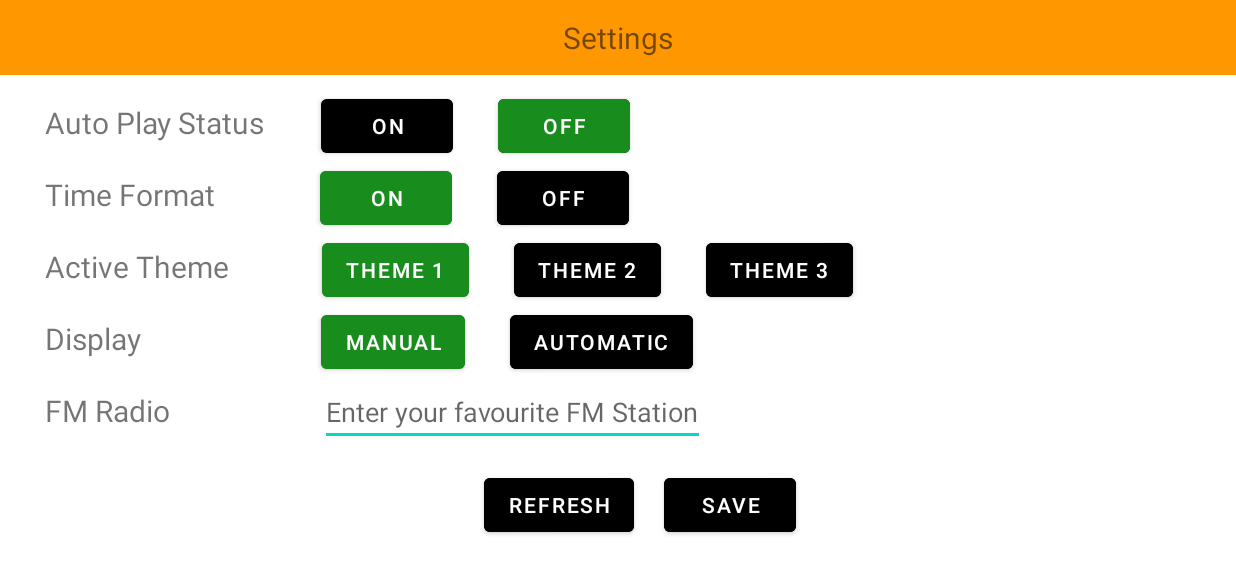
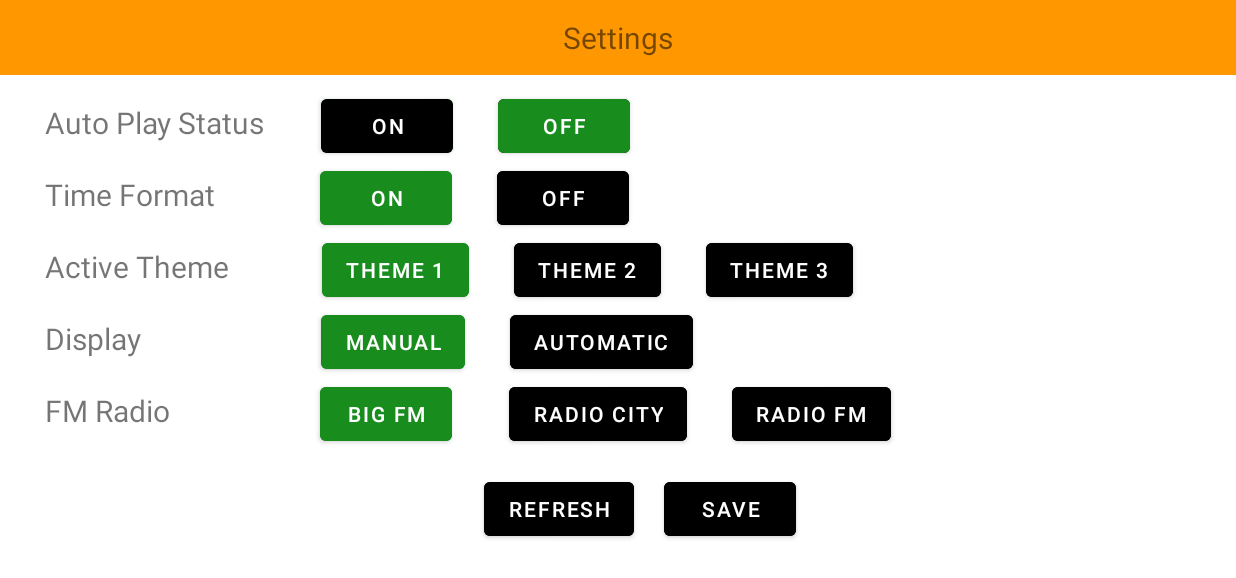
Before and after one commit to Ashwini-Suresh/PADEMO, an Android app: the screen it shows after launch (MainActivity), after a tap on "THEME 1", on a phone screen of 824 x 412 dp (held sideways). Shown: the top 578 px of the screen. Run offline under Robolectric (Android 15) with nearby library versions, the phone set to English and light mode, and no system bars; 2 other taps on this screen came first.

Commit message:
new commit

```diff
--- a/SettingsApplication/app/src/main/java/com/example/settingsapplication/MainAcitivityContract.java
+++ b/SettingsApplication/app/src/main/java/com/example/settingsapplication/MainAcitivityContract.java
@@ -10,6 +10,14 @@ public interface  MainAcitivityContract {
 
         void doSave(String msg);
         void doRefresh(String msg);
+        void setSettingsStatus(String settingsKey, String settingsValue);
+
+    }
+    interface MainActivityModel{
+
+        void setSettingsStatus(String settingsKey, String settingsValue);
+
     }
 
+
 }
--- a/SettingsApplication/app/src/main/java/com/example/settingsapplication/MainActivity.java
+++ b/SettingsApplication/app/src/main/java/com/example/settingsapplication/MainActivity.java
@@ -1,7 +1,23 @@
+/**
+ * @file        MainActivity.java
+ * @brief       This class handle all actions related to SettingsApplication.
+ *              This includes handling the view and presenter class and whole actions.
+ *
+ * @author      Ashwini.
+ */
 package com.example.settingsapplication;
 
+import static com.example.settingsapplication.Common.SettingsConstants.ACTIVE_THEME;
+import static com.example.settingsapplication.Common.SettingsConstants.AUTO_PLAY_STATUS;
+import static com.example.settingsapplication.Common.SettingsConstants.DISPLAY;
+import static com.example.settingsapplication.Common.SettingsConstants.FM;
+import static com.example.settingsapplication.Common.SettingsConstants.TIME_FORMAT;
+
 import androidx.appcompat.app.AppCompatActivity;
+import androidx.core.content.ContextCompat;
 
+import android.content.Context;
+import android.content.res.ColorStateList;
 import android.graphics.Color;
 import android.os.Bundle;
 import android.text.TextUtils;
@@ -12,173 +28,195 @@ import android.widget.Button;
 import android.widget.EditText;
 import android.widget.Toast;
 
-public class MainActivity extends AppCompatActivity implements MainAcitivityContract.View {
+import com.example.settingsapplication.Common.SettingsConstants;
 
+public class MainActivity extends AppCompatActivity implements MainAcitivityContract.View, View.OnClickListener {
+
+    /**
+     * @brief     This variable holds the value for presenter..
+     */
     MainAcitivityContract.Presenter presenter;
+
     EditText mFMStation;
-    Button mAutoPlayStatusON,mAutoplayStatusOFF,mTimeON,mTimeOFF,mTheme1,mTheme2,mTheme3,mDisplayManual,mDisplayAutomatic,mSave,mRefresh;
+    Button mAutoPlayStatusON, mAutoplayStatusOFF, mTimeON, mTimeOFF, mTheme1, mTheme2, mTheme3,
+            mDisplayManual, mDisplayAutomatic, mSave, mRefresh,mFM1,mFM2,mFM3;
 
     @Override
     protected void onCreate(Bundle savedInstanceState) {
         super.onCreate(savedInstanceState);
 
-        //hide taskbar
+        /**
+         * hide taskbar
+         */
         requestWindowFeature(Window.FEATURE_NO_TITLE);
-        this.getWindow().setFlags(WindowManager.LayoutParams.FLAG_FULLSCREEN,WindowManager.LayoutParams.FLAG_FULLSCREEN);
+        this.getWindow().setFlags(WindowManager.LayoutParams.FLAG_FULLSCREEN, WindowManager.LayoutParams.FLAG_FULLSCREEN);
         getSupportActionBar().hide();
         setContentView(R.layout.activity_main);
 
-        //creating presenter
-        presenter=new MainActivityPresenter(this);
+        /**
+         * @brief    creating presenter object
+         */
+        presenter = new MainActivityPresenter(this);
+
+        /**
+         * finding ui elements
+         */
+
+        mAutoPlayStatusON = (Button) findViewById(R.id.buttonAutoPlayStatusOn);
+        mAutoplayStatusOFF = (Button) findViewById(R.id.buttonAutoPlayStatusOff);
+        mTimeON = (Button) findViewById(R.id.buttonTimeOn);
+        mTimeOFF = (Button) findViewById(R.id.buttonTimeOFF);
+        mTheme1 = (Button) findViewById(R.id.buttonTheme1);
+        mTheme2 = (Button) findViewById(R.id.buttonTheme2);
+        mTheme3 = (Button) findViewById(R.id.buttonTheme3);
+        mDisplayAutomatic = (Button) findViewById(R.id.buttonDisplay_Automatic);
+        mDisplayManual = (Button) findViewById(R.id.buttonDisplay_manual);
+        mFM1 = (Button) findViewById(R.id.buttonFM1);
+        mFM2 = (Button) findViewById(R.id.buttonFM2);
+        mFM3 = (Button) findViewById(R.id.buttonFM3);
+        mSave = (Button) findViewById(R.id.buttonSave);
+        mRefresh = (Button) findViewById(R.id.buttonRefresh);
 
 
-        // finding ui elements
-        mFMStation=(EditText) findViewById(R.id.edittextFm);
-        mAutoPlayStatusON=(Button) findViewById(R.id.buttonAutoPlayStatusOn);
-        mAutoplayStatusOFF=(Button) findViewById(R.id.buttonAutoPlayStatusOff);
-        mTimeON=(Button) findViewById(R.id.buttonTimeOn);
-        mTimeOFF=(Button) findViewById(R.id.buttonTimeOFF);
-        mTheme1=(Button) findViewById(R.id.buttonTheme1);
-        mTheme2=(Button) findViewById(R.id.buttonTheme2);
-        mTheme3=(Button) findViewById(R.id.buttonTheme3);
-        mDisplayAutomatic=(Button) findViewById(R.id.buttonDisplay_Automatic);
-        mDisplayManual=(Button) findViewById(R.id.buttonDisplay_manual);
-        mSave=(Button) findViewById(R.id.buttonSave);
-        mRefresh=(Button) findViewById(R.id.buttonRefresh);
-
-
-       // click save button
+        /**
+         * @brief click on save button
+         */
         mSave.setOnClickListener(new View.OnClickListener() {
             @Override
             public void onClick(View v) {
 
-                 String fm=mFMStation.getText().toString();
-                        presenter.doSave(fm);
+                String fm = mFMStation.getText().toString();
+                presenter.doSave(fm);
 
             }
         });
 
-        //click Refresh Button
+        /**
+         * @brief the action perform when click the refresh button
+         */
         mRefresh.setOnClickListener(new View.OnClickListener() {
             @Override
             public void onClick(View v) {
 
-                String r=mFMStation.getText().toString();
+                String r = mFMStation.getText().toString();
                 presenter.doRefresh(r);
-            }
-        });
-
-        // changing background color of button on click
-
-        mAutoPlayStatusON.setOnClickListener(new View.OnClickListener() {
-            @Override
-            public void onClick(View v) {
-
-                change(mAutoPlayStatusON,mAutoplayStatusOFF);
-            }
-        });
-       mAutoplayStatusOFF.setOnClickListener(new View.OnClickListener() {
-           @Override
-           public void onClick(View v) {
-
-               changeDefault(mAutoplayStatusOFF,mAutoPlayStatusON);
-           }
-       });
-
-        mTimeON.setOnClickListener(new View.OnClickListener() {
-            @Override
-            public void onClick(View v) {
-
-                change(mTimeON,mTimeOFF);
-            }
-        });
-        mTimeOFF.setOnClickListener(new View.OnClickListener() {
-            @Override
-            public void onClick(View v) {
-
-                changeDefault(mTimeOFF,mTimeON);
-            }
-        });
-
-        mDisplayManual.setOnClickListener(new View.OnClickListener() {
-            @Override
-            public void onClick(View v) {
-
-                change(mDisplayManual,mDisplayAutomatic);
-            }
-        });
-        mDisplayAutomatic.setOnClickListener(new View.OnClickListener() {
-            @Override
-            public void onClick(View v) {
-
-                changeDefault(mDisplayAutomatic,mDisplayManual);
-            }
-        });
-        mTheme1.setOnClickListener(new View.OnClickListener() {
-            @Override
-            public void onClick(View v) {
-                changeThemeBackground(mTheme1);
-            }
-        });
-        mTheme2.setOnClickListener(new View.OnClickListener() {
-            @Override
-            public void onClick(View v) {
-                changeThemeBackground(mTheme2);
-            }
-        });
-        mTheme3.setOnClickListener(new View.OnClickListener() {
-            @Override
-            public void onClick(View v) {
-                changeThemeBackground(mTheme3);
             }
         });
 
     }
 
-    private void changeThemeBackground(Button changeTheme) {
-        if(changeTheme==mTheme2)
-        {
-            mTheme1.setBackgroundColor(Color.parseColor("#FF000000"));
-            mTheme2.setBackgroundColor(Color.parseColor("#188C1D"));
-            mTheme3.setBackgroundColor(Color.parseColor("#FF000000"));
+
+    /**
+     * @param selected
+     * @param notSelectedOne
+     * @param notSelectedTwo
+     */
+    private void changeStatus(Button selected, Button notSelectedOne, Button notSelectedTwo) {
+        selected.setBackgroundColor(Color.parseColor(SettingsConstants.GREEN_COLOR));
+        selected.setSelected(true);
+
+       notSelectedOne.setBackgroundColor(Color.parseColor(SettingsConstants.BLACK_COLOR));
+        notSelectedOne.setSelected(false);
+        if (notSelectedTwo != null) {
+             notSelectedTwo.setBackgroundColor(Color.parseColor(SettingsConstants.BLACK_COLOR));
+            notSelectedTwo.setSelected(false);
         }
-        else if (changeTheme==mTheme3)
-        {
-            mTheme1.setBackgroundColor(Color.parseColor("#FF000000"));
-            mTheme2.setBackgroundColor(Color.parseColor("#FF000000"));
-            mTheme3.setBackgroundColor(Color.parseColor("#188C1D"));
+        String key = null;
+        String settingsStatus = (String) selected.getText();
+        switch ( selected.getId()) {
+            case R.id.buttonAutoPlayStatusOn:
+            case R.id.buttonAutoPlayStatusOff:
+                key=AUTO_PLAY_STATUS;
+                break;
+            case R.id.buttonTimeOn:
+            case R.id.buttonTimeOFF:
+                key=TIME_FORMAT;
+                break;
+            case R.id.buttonTheme1:
+            case R.id.buttonTheme2:
+            case R.id.buttonTheme3:
+                key=ACTIVE_THEME;
+                break;
+            case R.id.buttonDisplay_manual:
+            case R.id.buttonDisplay_Automatic:
+                key=DISPLAY;
+                break;
+            case R.id.buttonFM1:
+            case R.id.buttonFM3:
+            case R.id.buttonFM2:
+                key=FM;
+                break;
+
         }
-        else if (changeTheme==mTheme1)
-        {
-            mTheme1.setBackgroundColor(Color.parseColor("#188C1D"));
-            mTheme2.setBackgroundColor(Color.parseColor("#FF000000"));
-            mTheme3.setBackgroundColor(Color.parseColor("#FF000000"));
+                presenter.setSettingsStatus(key, settingsStatus);
+
         }
-    }
+      //  setting1, settings2, settings3
 
-    private void changeDefault(Button d, Button dd) {
-        d.setBackgroundColor(Color.parseColor("#188C1D"));
-        dd.setBackgroundColor(Color.parseColor("#FF000000"));
-    }
 
-    private void change(Button s, Button ss) {
+    private void setSettingsStatus(String settingsKey, String settingsValue) {
 
-         ss.setBackgroundColor(Color.parseColor("#FF000000"));
-        s.setBackgroundColor(Color.parseColor("#188C1D"));
 
     }
 
 
     @Override
     public void onSave(String message) {
-        Toast.makeText(this,message,Toast.LENGTH_LONG).show();
+        Toast.makeText(this, message, Toast.LENGTH_LONG).show();
     }
 
     @Override
     public void onRefresh(String message) {
-        Toast.makeText(this,message,Toast.LENGTH_LONG).show();
+        Toast.makeText(this, message, Toast.LENGTH_LONG).show();
 
     }
 
+    /**
+     *  button click
+     * @param view
+     */
+    @Override
+    public void onClick(View view) {
+        switch (view.getId()) {
+            case R.id.buttonAutoPlayStatusOn:
+                changeStatus(mAutoPlayStatusON, mAutoplayStatusOFF, null);
+                break;
+            case R.id.buttonAutoPlayStatusOff:
+                changeStatus(mAutoplayStatusOFF, mAutoPlayStatusON, null);
+                break;
+            case R.id.buttonTimeOn:
+                changeStatus(mTimeON, mTimeOFF, null);
+                break;
+            case R.id.buttonTimeOFF:
+                changeStatus(mTimeOFF,mTimeON , null);
+                break;
+            case R.id.buttonTheme1:
+                changeStatus(mTheme1, mTheme2,mTheme3);
+                break;
+            case R.id.buttonTheme2:
+                changeStatus(mTheme2, mTheme1,mTheme3);
+                break;
+            case R.id.buttonTheme3:
+                changeStatus(mTheme3, mTheme2,mTheme1);
+                break;
+            case R.id.buttonDisplay_manual:
+                changeStatus(mDisplayManual,mDisplayAutomatic , null);
+                break;
+            case R.id.buttonDisplay_Automatic:
+                changeStatus(mDisplayAutomatic,mDisplayManual , null);
+                break;
+            case R.id.buttonFM1:
+                changeStatus(mFM1, mFM2,mFM3);
+                break;
+            case R.id.buttonFM2:
+                changeStatus(mFM2,mFM1,mFM3);
+                break;
+            case R.id.buttonFM3:
+                changeStatus(mFM3,mFM1,mFM2);
+                break;
 
+            default:
+
+        }
+    }
 }
--- /dev/null
+++ b/SettingsApplication/app/src/main/java/com/example/settingsapplication/MainActivityModel.java
@@ -0,0 +1,51 @@
+/**
+ * @file        MainActivityModel.java
+ * @brief       This class handle all actions related to SettingsApplication.
+ *
+ * @author      Ashwini.
+ */
+package com.example.settingsapplication;
+
+import android.util.Log;
+
+import com.example.settingsapplication.Common.SettingsConstants;
+
+import java.util.HashMap;
+
+public class MainActivityModel implements MainAcitivityContract.MainActivityModel {
+
+    MainActivityPresenter mMainActivityPresenter;
+
+    HashMap<String, String> mSettingsMap = new HashMap<String, String>();
+
+    public MainActivityModel(MainActivityPresenter mainActivityPresenter) {
+
+        mMainActivityPresenter = mainActivityPresenter;
+        //bindService
+
+
+        /**
+         * @brief adding elements to hashmap
+         *
+         */
+        mSettingsMap.put(SettingsConstants.AUTO_PLAY_STATUS, "ON");
+        //mSettingsMap.put(SettingsConstants.AUTO_PLAY_STATUS, "OFF");
+        mSettingsMap.put(SettingsConstants.TIME_FORMAT, "ON");
+       // mSettingsMap.put(SettingsConstants.TIME_FORMAT, "OFF");
+        mSettingsMap.put(SettingsConstants.DISPLAY, "ON");
+        mSettingsMap.put(SettingsConstants.ACTIVE_THEME, "THEME1");
+        mSettingsMap.put(SettingsConstants.FM, "RADIO_MANGO");
+       // hmap.put(2, "Rahul");
+      //  hmap.put(7, "Singh");
+      //  hmap.put(49, "Ajeet");
+      //  hmap.put(3, "Anuj");
+    }
+
+    @Override
+    public void setSettingsStatus(String settingsKey, String settingsValue) {
+        mSettingsMap.replace(settingsKey,settingsValue);
+        Log.i(settingsKey,settingsValue);
+
+    }
+
+}
--- a/SettingsApplication/app/src/main/java/com/example/settingsapplication/MainActivityPresenter.java
+++ b/SettingsApplication/app/src/main/java/com/example/settingsapplication/MainActivityPresenter.java
@@ -1,20 +1,54 @@
+/**
+ * @file        MainActivityPresenter.java
+ * @brief       This class handle all actions related to SettingsApplication.
+ *              This makes a connection between view and model class.
+ * @author      Ashwini.
+ */
 package com.example.settingsapplication;
 
 public class MainActivityPresenter implements MainAcitivityContract.Presenter{
 
    MainAcitivityContract.View view;
+   MainAcitivityContract.MainActivityModel mMainActivityModel;
 
+    /**
+     *
+     * @param view
+     */
     public MainActivityPresenter(MainAcitivityContract.View view) {
         this.view = view;
+        mMainActivityModel = new MainActivityModel(this);
     }
 
+    /**
+     *
+     * @param msg
+     * @brief when click on save button the settings status need to change and save in serviceApp
+     */
     @Override
     public void doSave(String msg) {
      view.onSave("Saved Successfully");
     }
 
+    /**
+     *
+     * @param msg
+     * @brief doRefresh function calls the  onRefresh function in the view
+     */
     @Override
     public void doRefresh(String msg) {
      view.onRefresh("Refreshed");
     }
+
+    /**
+     *
+     * @param settingsKey
+     * @param settingsValue
+     * @brief setting the settings status
+     */
+    @Override
+    public void setSettingsStatus(String settingsKey, String settingsValue) {
+        mMainActivityModel.setSettingsStatus(settingsKey, settingsValue);
+    }
+
 }
--- a/SettingsApplication/app/src/main/res/color/button_background_colors.xml
+++ b/SettingsApplication/app/src/main/res/color/button_background_colors.xml
@@ -5,6 +5,7 @@
     <item android:state_selected="true" android:color="@color/green"></item>
     <item android:color="@color/black" android:state_enabled="false"></item>
     <item android:color="@color/green" android:state_enabled="true"></item>
+    <item android:color="@color/purple_200" android:state_enabled="true"></item>
 
 
 </selector>
--- a/SettingsApplication/app/src/main/res/layout/activity_main.xml
+++ b/SettingsApplication/app/src/main/res/layout/activity_main.xml
@@ -38,6 +38,8 @@
             android:layout_height="match_parent"
             android:layout_marginLeft="37dp"
             android:backgroundTint="@color/green"
+            android:onClick="onClick"
+            android:textColor="@color/white"
             android:text="ON"></Button>
         <Button
             android:layout_width="wrap_content"
@@ -45,6 +47,8 @@
             android:id="@+id/buttonAutoPlayStatusOff"
             android:backgroundTint="@color/black"
             android:layout_marginStart="30dp"
+            android:onClick="onClick"
+            android:textColor="@color/white"
             android:layout_toRightOf="@id/buttonAutoPlayStatusOn"
             android:text="OFF"></Button>
     </LinearLayout>
@@ -66,6 +70,8 @@
             android:layout_height="wrap_content"
             android:layout_marginLeft="70dp"
             android:text="ON"
+            android:onClick="onClick"
+            android:textColor="@color/white"
             android:id="@+id/buttonTimeOn"
             android:backgroundTint="@color/green"></Button>
         <Button
@@ -73,45 +79,58 @@
             android:layout_height="wrap_content"
             android:id="@+id/buttonTimeOFF"
             android:layout_marginStart="30dp"
+            android:onClick="onClick"
+            android:textColor="@color/white"
             android:backgroundTint="@color/black"
             android:layout_toRightOf="@id/buttonTimeOn"
             android:text="OFF"></Button>
     </LinearLayout>
+
     <LinearLayout
+        android:id="@+id/layoutTActiveTheme"
         android:layout_width="match_parent"
         android:layout_height="wrap_content"
-        android:orientation="horizontal"
+        android:layout_below="@id/layoutTimeFormat"
         android:layout_marginLeft="30dp"
-        android:id="@+id/layoutTActiveTheme"
-        android:layout_below="@id/layoutTimeFormat">
+        android:orientation="horizontal">
+
         <TextView
+            android:id="@+id/textActiveTheme"
             android:layout_width="wrap_content"
             android:layout_height="wrap_content"
-            android:id="@+id/textActiveTheme"
-            android:textSize="20dp"
-            android:text="Active Theme"></TextView>
+            android:text="Active Theme"
+            android:textSize="20dp"></TextView>
+
         <Button
+            android:id="@+id/buttonTheme1"
             android:layout_width="wrap_content"
             android:layout_height="wrap_content"
             android:layout_marginLeft="62dp"
-            android:text="Theme 1"
-            android:id="@+id/buttonTheme1"
-            android:backgroundTint="@color/green"></Button>
+            android:textColor="@color/white"
+            android:onClick="onClick"
+            android:backgroundTint="@color/green"
+            android:text="Theme 1"></Button>
+
         <Button
+            android:id="@+id/buttonTheme2"
             android:layout_width="wrap_content"
             android:layout_height="wrap_content"
-            android:id="@+id/buttonTheme2"
             android:layout_marginStart="30dp"
+            android:onClick="onClick"
+            android:textColor="@color/white"
+            android:layout_toRightOf="@id/buttonTheme1"
             android:backgroundTint="@color/black"
-            android:layout_toRightOf="@id/buttonTheme1"
             android:text="Theme 2"></Button>
+
         <Button
+            android:id="@+id/buttonTheme3"
             android:layout_width="wrap_content"
             android:layout_height="wrap_content"
-            android:id="@+id/buttonTheme3"
             android:layout_marginStart="30dp"
+            android:onClick="onClick"
+            android:textColor="@color/white"
+            android:layout_toRightOf="@id/buttonTheme2"
             android:backgroundTint="@color/black"
-            android:layout_toRightOf="@id/buttonTheme2"
             android:text="Theme 3"></Button>
     </LinearLayout>
     <LinearLayout
@@ -131,7 +150,9 @@
             android:layout_width="wrap_content"
             android:layout_height="wrap_content"
             android:layout_marginLeft="120dp"
+            android:textColor="@color/white"
             android:text="Manual"
+            android:onClick="onClick"
             android:id="@+id/buttonDisplay_manual"
             android:backgroundTint="@color/green"></Button>
         <Button
@@ -139,6 +160,8 @@
             android:layout_height="wrap_content"
             android:id="@+id/buttonDisplay_Automatic"
             android:layout_marginStart="30dp"
+            android:textColor="@color/white"
+            android:onClick="onClick"
             android:backgroundTint="@color/black"
             android:layout_toRightOf="@id/buttonDisplay_manual"
             android:text="Automatic"></Button>
@@ -156,13 +179,36 @@
             android:id="@+id/textFM"
             android:textSize="20dp"
             android:text="FM Radio"></TextView>
-        <EditText
+        <Button
             android:layout_width="wrap_content"
             android:layout_height="wrap_content"
-            android:id="@+id/edittextFm"
             android:layout_marginLeft="100dp"
-            android:layout_toRightOf="@id/textFM"
-            android:hint="Enter your favourite FM Station"></EditText>
+            android:text="BIG FM"
+            android:textColor="@color/white"
+            android:onClick="onClick"
+            android:id="@+id/buttonFM1"
+            android:backgroundTint="@color/green"></Button>
+        <Button
+            android:layout_width="wrap_content"
+            android:layout_height="wrap_content"
+            android:id="@+id/buttonFM2"
+            android:textColor="@color/white"
+            android:layout_marginStart="38dp"
+           android:backgroundTint="@color/black"
+            android:layout_toRightOf="@id/buttonFM1"
+            android:text="RADIO CITY"
+            android:onClick="onClick"
+            ></Button>
+        <Button
+            android:layout_width="wrap_content"
+            android:layout_height="wrap_content"
+            android:id="@+id/buttonFM3"
+            android:textColor="@color/white"
+            android:layout_marginStart="30dp"
+            android:backgroundTint="@color/black"
+            android:onClick="onClick"
+            android:layout_toRightOf="@id/buttonFM2"
+            android:text="RADIO FM"></Button>
 
     </LinearLayout>
     <LinearLayout
@@ -178,12 +224,16 @@
             android:layout_width="wrap_content"
             android:layout_height="wrap_content"
             android:text="Refresh"
+            android:onClick="onClick"
             android:id="@+id/buttonRefresh"
+            android:textColor="@color/white"
             android:backgroundTint="@color/black"></Button>
         <Button
             android:layout_width="wrap_content"
             android:layout_height="wrap_content"
             android:id="@+id/buttonSave"
+            android:onClick="onClick"
+            android:textColor="@color/white"
             android:layout_marginLeft="20dp"
             android:backgroundTint="@color/black"
             android:layout_toRightOf="@id/buttonRefresh"
```
Also changed, not shown: SettingsApplication/app/src/main/java/com/example/settingsapplication/Common/SettingsConstants.java (added, +25 -0 lines), 1 other file.
